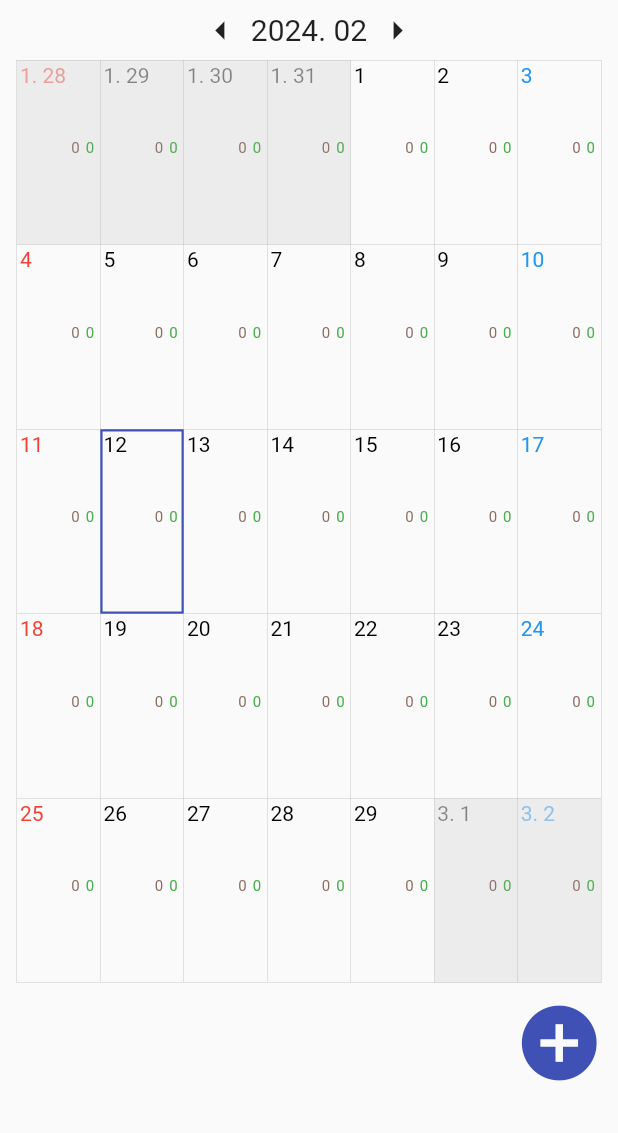
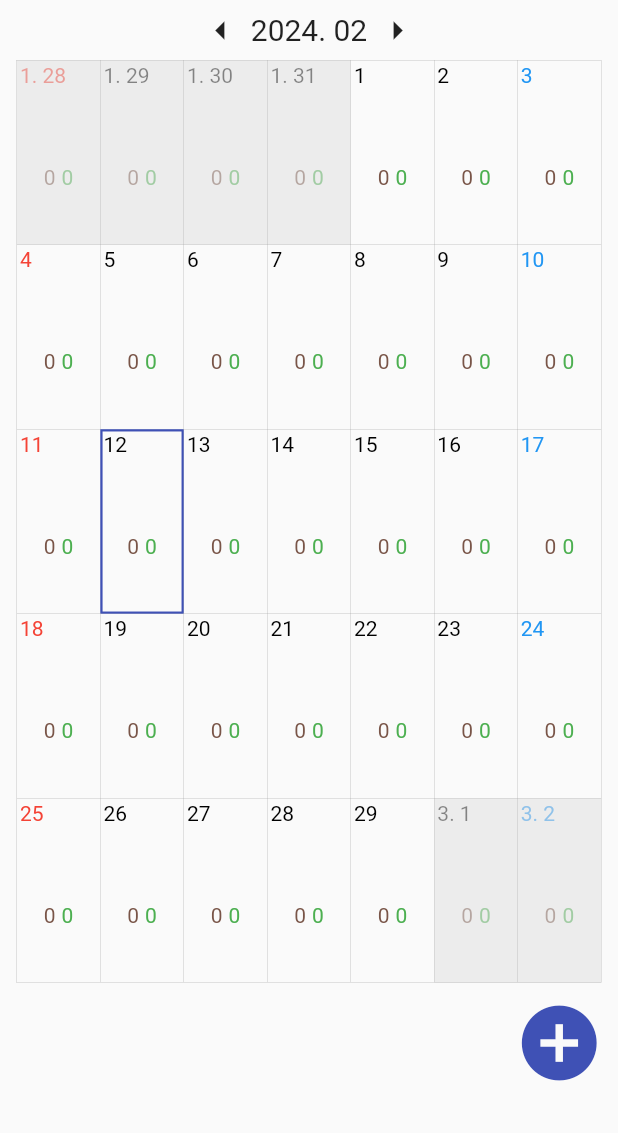
Before and after one commit to kanggo1111/hair_designer_sales_manage, a Flutter app: the screen it shows after launch, on a phone screen of 412 x 824 dp, the part 103-1236 px from its top. Run offline on Flutter 3.47's test engine with Material 3 defaults, Android fonts, the phone set to English and light mode, and no system bars; our stand-ins replace auto_size_text, currency_text_input_formatter, flutter_spinkit; missing offline and left inert: back_button_interceptor.

Commit message:
refactoring cell contents
Details:
refactoring cell contents

TODO:
make simple to add data
i

```diff
--- a/lib/my_widget/my_calendar/my_calendar.dart
+++ b/lib/my_widget/my_calendar/my_calendar.dart
@@ -1,3 +1,4 @@
+import 'package:auto_size_text/auto_size_text.dart';
 import 'package:flutter/material.dart';
 import 'package:hair_designer_sales_manage/items/my_db.dart';
 import 'package:hair_designer_sales_manage/screens/item_one_day.dart';
@@ -261,7 +262,7 @@ class _CalendarCellState extends State<CalendarCell> {
 List<Widget> getCellContent(int dayOfCell, int year, int month, Color color) {
   int lastDayOfCurrentMonth = DateTime(year, month + 1, 0).day;
   List<Widget> textList = [];
-  List<Widget> returnList = [];
+
   bool isNeedShadow = true;
   Color incomeTextColor = Colors.blue[300]!;
 
@@ -272,85 +273,93 @@ List<Widget> getCellContent(int dayOfCell, int year, int month, Color color) {
         border: Border.all(color: Colors.indigo, width: cellBorderWidth * 15)),
   );
 
+  String textDate = '';
+  String textSumPrice = '';
+  String textTypeCnt1 = '';
+  String textTypeCnt2 = '';
+
   if (dayOfCell > 0 && dayOfCell <= lastDayOfCurrentMonth) {
-    textList.add(Text(dayOfCell.toString(), style: TextStyle(color: color)));
+    textDate = dayOfCell.toString();
     isNeedShadow = false;
   } else if (dayOfCell <= 0) {
     int lastDayOfPrevMonth = DateTime(year, month, 0).day;
     int prevMonth = month != 1 ? month - 1 : 12;
-    textList.add(Text(
-        prevMonth.toString() +
+    textDate = prevMonth.toString() +
         '. ' +
-            (dayOfCell + lastDayOfPrevMonth).toString(),
-        style: TextStyle(color: color.withOpacity(0.5))));
-    incomeTextColor = incomeTextColor.withOpacity(0.5);
+        (dayOfCell + lastDayOfPrevMonth).toString();
   } else if (dayOfCell > lastDayOfCurrentMonth) {
     int nextMonth = month != 12 ? month + 1 : 1;
-    textList.add(Text(
-        nextMonth.toString() +
+    textDate = nextMonth.toString() +
         '. ' +
-            (dayOfCell - lastDayOfCurrentMonth).toString(),
-        style: TextStyle(color: color.withOpacity(0.5))));
-    incomeTextColor = incomeTextColor.withOpacity(0.5);
+        (dayOfCell - lastDayOfCurrentMonth).toString();
   } else {
-    textList.add(const Text(' '));
+    textDate = ' ';
   }
 
-  textList.add(const SizedBox(
-    height: 10,
-  ));
+  int sumPriceOfDay = myDB.getSumPriceOfDay(DateTime(year, month, dayOfCell));
+  textSumPrice = sumPriceOfDay == 0
+      ? ''
+      : NumberFormat('###,###,###,###').format(sumPriceOfDay);
 
-  int sumPriceOfDay = myDB.getSumPriceOfDay(DateTime(year, month, dayOfCell));
-  textList.add(Row(
-    mainAxisAlignment: MainAxisAlignment.end,
-    children: [
-      Text(
-          sumPriceOfDay == 0
-              ? ''
-              : NumberFormat('###,###,###,###').format(sumPriceOfDay),
-          style: TextStyle(color: incomeTextColor, fontSize: 11)),
-    ],
-  ));
-
-  textList.add(const SizedBox(
-    height: 10,
-  ));
-  textList.add(Row(
-    mainAxisAlignment: MainAxisAlignment.end,
-    children: [
-      Container(
-        padding: EdgeInsets.all(2),
-          child: Text(
-        myDB
+  textTypeCnt1 = myDB
       .getDataTypeCountOfDay(DateTime(year, month, dayOfCell), '지명')
-            .toString(),
-        style: TextStyle(fontSize: 10, color: Colors.brown[400]),
-      )),
-      Container(
-          padding: EdgeInsets.all(2),
-          child: Text(
-        myDB
+      .toString();
+  textTypeCnt2 = myDB
       .getDataTypeCountOfDay(DateTime(year, month, dayOfCell), '신규')
-            .toString(),
-        style: TextStyle(fontSize: 10, color: Colors.green),
-      )),
-    ],
-  ));
+      .toString();
 
   return [
     Container(
         padding: EdgeInsets.all(2),
         decoration: BoxDecoration(
             border: Border.all(color: Colors.grey, width: cellBorderWidth)),
-        child: Row(
+        child: Column(
+          mainAxisAlignment: MainAxisAlignment.spaceBetween,
           children: [
-            Expanded(
-                child: Container(
-              child: Column(
-                crossAxisAlignment: CrossAxisAlignment.start,
-                children: textList,
+            Row(
+              mainAxisAlignment: MainAxisAlignment.start,
+              children: [
+                Text(textDate,
+                    style: TextStyle(
+                        color: isNeedShadow ? color.withOpacity(0.5) : color)),
+              ],
             ),
+            Row(
+              mainAxisAlignment: MainAxisAlignment.end,
+              children: [
+                Text(textSumPrice,
+                    style: TextStyle(
+                        color: isNeedShadow
+                            ? incomeTextColor.withOpacity(0.5)
+                            : incomeTextColor)),
+              ],
+            ),
+            Row(
+              mainAxisAlignment: MainAxisAlignment.center,
+              children: [
+                Container(
+                    padding: EdgeInsets.all(2),
+                    child: Text(
+                      textTypeCnt1,
+                      style: TextStyle(
+                          color: isNeedShadow
+                              ? Colors.brown.withOpacity(0.5)
+                              : Colors.brown),
                     )),
+                Container(
+                    padding: EdgeInsets.all(2),
+                    child: Text(
+                      textTypeCnt2,
+                      style: TextStyle(
+                          color: isNeedShadow
+                              ? Colors.green.withOpacity(0.5)
+                              : Colors.green),
+                    )),
+              ],
+            ),
+            Text(
+              ' ',
+            ),
           ],
         )),
     if (isNeedShadow) notThisMonthShadowContainer,
--- a/pubspec.yaml
+++ b/pubspec.yaml
@@ -40,6 +40,7 @@ dependencies:
   currency_text_input_formatter: ^2.1.13
   back_button_interceptor: ^7.0.1
   flutter_spinkit: ^5.2.0
+  auto_size_text: ^3.0.0
 
 dev_dependencies:
   flutter_test:
```
Also changed, not shown: pubspec.lock, 1 other file. Lines whose indentation alone changed are shown as unchanged.
